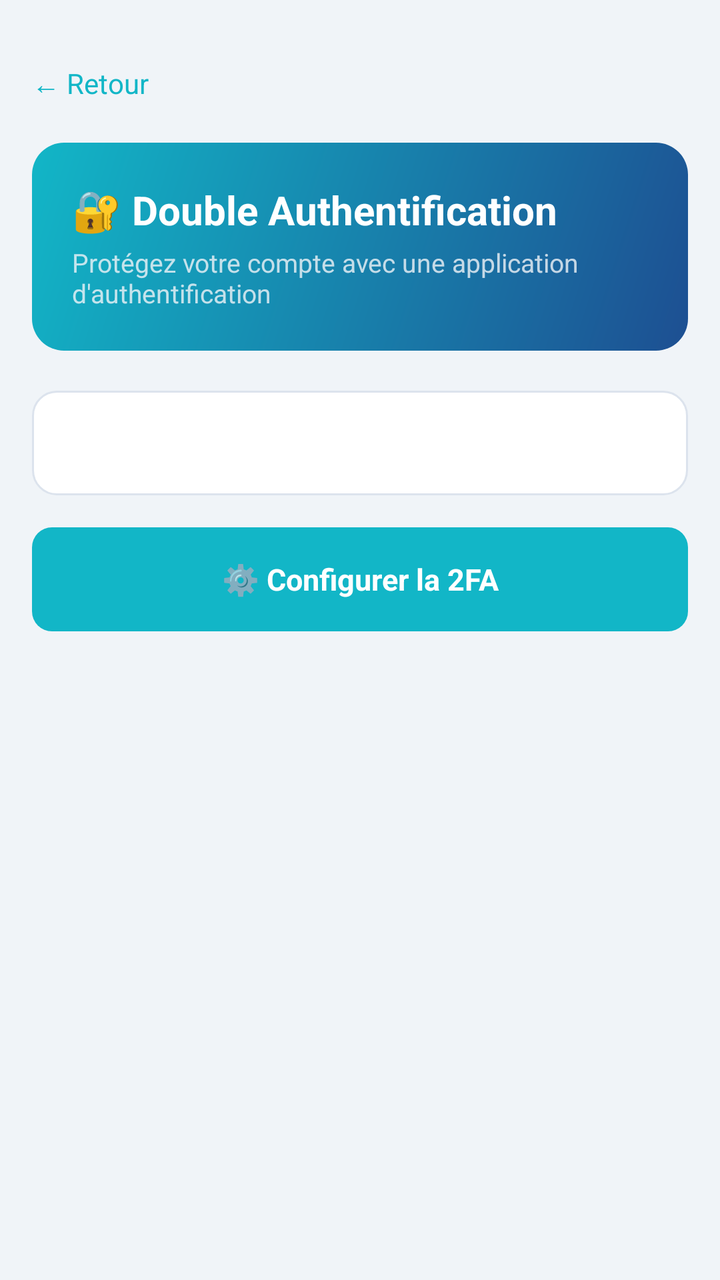
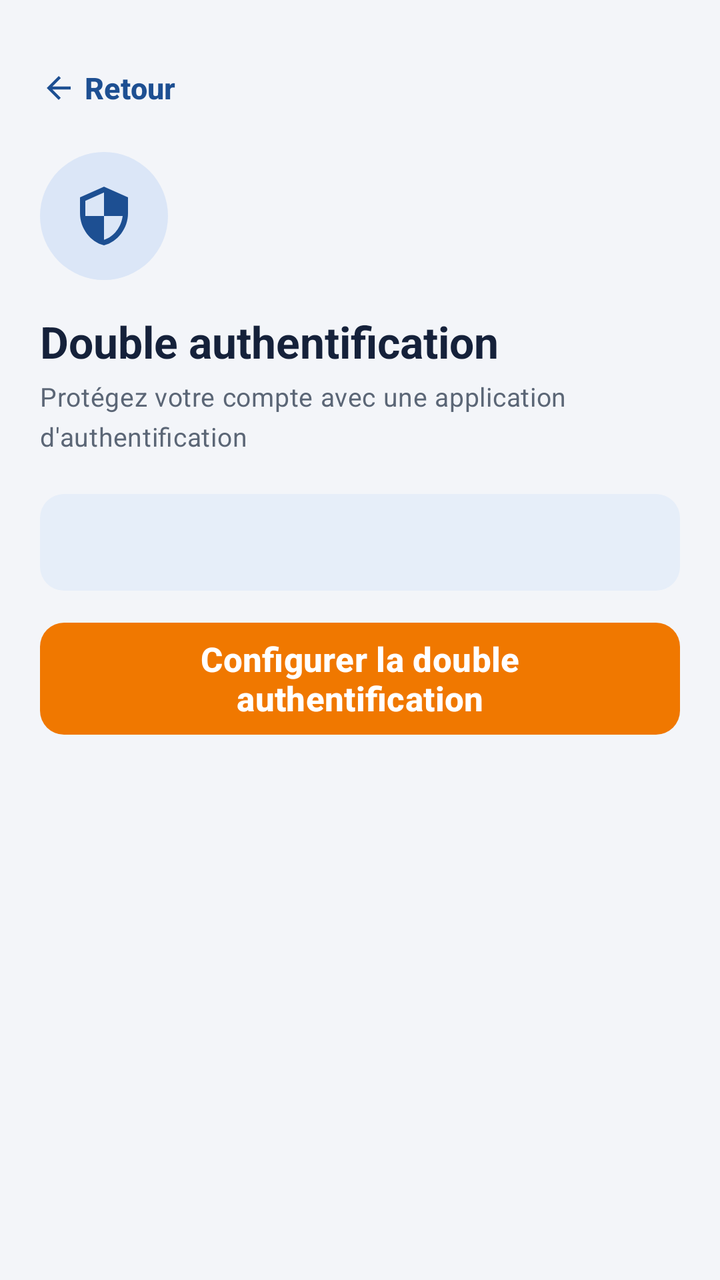

Two renders of the same Android screen: before a commit and after it. Below are the layout's source before the change and the commit's diff.
<!-- AndroidManifest.xml: application theme Theme.CPay -->
<!-- res/layout/activity_2fa.xml -->
<?xml version="1.0" encoding="utf-8"?>
<ScrollView xmlns:android="http://schemas.android.com/apk/res/android"
    android:layout_width="match_parent" android:layout_height="match_parent"
    android:background="@color/bg" android:padding="16dp">
    <LinearLayout android:layout_width="match_parent" android:layout_height="wrap_content"
        android:orientation="vertical">

        <TextView android:id="@+id/tv_back" android:layout_width="wrap_content"
            android:layout_height="wrap_content" android:text="← Retour"
            android:textColor="@color/primary" android:textSize="14sp"
            android:layout_marginTop="16dp" android:layout_marginBottom="20dp"
            android:clickable="true" android:focusable="true"/>

        <LinearLayout android:layout_width="match_parent" android:layout_height="wrap_content"
            android:orientation="vertical" android:background="@drawable/bg_balance_card"
            android:padding="20dp" android:layout_marginBottom="20dp">
            <TextView android:id="@+id/tv_2fa_title" android:layout_width="wrap_content" android:layout_height="wrap_content"
                android:text="🔐 Double Authentification"
                android:textSize="20sp" android:textStyle="bold" android:textColor="#FFFFFF"/>
            <TextView android:id="@+id/tv_2fa_subtitle" android:layout_width="wrap_content" android:layout_height="wrap_content"
                android:text="Protégez votre compte avec une application d'authentification"
                android:textColor="#CCF0F4F8" android:textSize="13sp" android:layout_marginTop="4dp"/>
        </LinearLayout>

        <TextView android:id="@+id/tv_2fa_status" android:layout_width="match_parent"
            android:layout_height="wrap_content" android:textSize="15sp"
            android:background="@drawable/bg_card" android:padding="16dp"
            android:layout_marginBottom="16dp" android:textStyle="bold"/>

        <ProgressBar android:id="@+id/progress_bar" android:layout_width="wrap_content"
            android:layout_height="wrap_content" android:layout_gravity="center"
            android:visibility="gone" android:layout_marginBottom="8dp"/>

        <TextView android:id="@+id/btn_setup_2fa" android:layout_width="match_parent"
            android:layout_height="52dp" android:text="⚙️ Configurer la 2FA"
            android:textColor="#FFFFFF" android:textSize="15sp" android:textStyle="bold"
            android:background="@drawable/bg_btn_primary" android:gravity="center"
            android:layout_marginBottom="16dp" android:clickable="true" android:focusable="true"/>

        <LinearLayout android:id="@+id/layout_setup" android:layout_width="match_parent"
            android:layout_height="wrap_content" android:orientation="vertical"
            android:background="@drawable/bg_card" android:padding="16dp"
            android:layout_marginBottom="12dp" android:visibility="gone" android:gravity="center">
            <TextView android:layout_width="wrap_content" android:layout_height="wrap_content"
                android:text="1. Installez Google Authenticator\n2. Scannez ce QR Code"
                android:textColor="@color/text" android:textSize="14sp"
                android:layout_marginBottom="16dp" android:gravity="center"/>
            <ImageView android:id="@+id/iv_qr_2fa" android:layout_width="200dp"
                android:layout_height="200dp" android:layout_marginBottom="12dp"/>
            <TextView android:id="@+id/tv_secret" android:layout_width="wrap_content"
                android:layout_height="wrap_content" android:textColor="@color/text_secondary"
                android:textSize="12sp" android:fontFamily="monospace"/>
        </LinearLayout>

        <LinearLayout android:id="@+id/layout_verify" android:layout_width="match_parent"
            android:layout_height="wrap_content" android:orientation="vertical"
            android:background="@drawable/bg_card" android:padding="16dp"
            android:visibility="gone">
            <TextView android:id="@+id/tv_verify_label" android:layout_width="wrap_content" android:layout_height="wrap_content"
                android:text="3. Entrez le code à 6 chiffres"
                android:textColor="@color/text" android:textSize="14sp" android:textStyle="bold"
                android:layout_marginBottom="12dp"/>
            <EditText android:id="@+id/et_2fa_code" android:layout_width="match_parent"
                android:layout_height="60dp" android:inputType="numberDecimal"
                android:background="@drawable/bg_input" android:padding="12dp"
                android:textSize="28sp" android:textColor="@color/text" android:gravity="center"
                android:textColorHint="@color/text_secondary" android:hint="000000"
                android:maxLength="6" android:layout_marginBottom="12dp"/>
            <TextView android:id="@+id/btn_verify_2fa" android:layout_width="match_parent"
                android:layout_height="52dp" android:text="✅ Vérifier et activer"
                android:textColor="#FFFFFF" android:textSize="15sp" android:textStyle="bold"
                android:background="@drawable/bg_btn_primary" android:gravity="center"
                android:clickable="true" android:focusable="true"/>
        </LinearLayout>
    </LinearLayout>
</ScrollView>
<!-- resources referenced by this layout -->
<resources>
  <color name="bg">#f0f4f8</color>
  <color name="primary">#12b6c7</color>
  <color name="text">#1e2d3d</color>
  <color name="text_secondary">#5a6677</color>
  <!-- drawable bg_balance_card (drawable) -->
  <?xml version="1.0" encoding="utf-8"?>
  <shape xmlns:android="http://schemas.android.com/apk/res/android">
      <gradient android:startColor="#1d4f92" android:endColor="#12b6c7"
          android:angle="135"/>
      <corners android:radius="16dp"/>
  </shape>
  <!-- drawable bg_btn_primary (drawable) -->
  <?xml version="1.0" encoding="utf-8"?>
  <shape xmlns:android="http://schemas.android.com/apk/res/android">
      <solid android:color="#12b6c7"/>
      <corners android:radius="10dp"/>
  </shape>
  <!-- drawable bg_card (drawable) -->
  <?xml version="1.0" encoding="utf-8"?>
  <shape xmlns:android="http://schemas.android.com/apk/res/android">
      <solid android:color="#FFFFFF"/>
      <corners android:radius="12dp"/>
      <stroke android:width="1dp" android:color="#dce3ed"/>
  </shape>
  <!-- drawable bg_input (drawable) -->
  <?xml version="1.0" encoding="utf-8"?>
  <shape xmlns:android="http://schemas.android.com/apk/res/android">
      <solid android:color="#f0f4f8"/>
      <stroke android:width="1dp" android:color="#dce3ed"/>
      <corners android:radius="8dp"/>
  </shape>
  <style name="Theme.CPay" parent="Theme.MaterialComponents.DayNight.NoActionBar">
          <item name="colorPrimary">@color/primary</item>
          <item name="colorPrimaryVariant">@color/primary_dark</item>
          <item name="colorOnPrimary">@color/white</item>
          <item name="colorSecondary">@color/accent</item>
          <item name="colorOnSecondary">@color/white</item>
          <item name="android:windowBackground">@color/bg</item>
          <item name="android:textColor">@color/text</item>
      </style>
  <color name="primary_dark">#1d4f92</color>
  <color name="white">#FFFFFF</color>
  <color name="accent">#00c896</color>
</resources>

<!-- the commit's change to res/layout/activity_2fa.xml (unified diff, before → after) -->
@@ -1,76 +1,46 @@
 <?xml version="1.0" encoding="utf-8"?>
 <ScrollView xmlns:android="http://schemas.android.com/apk/res/android"
-    android:layout_width="match_parent" android:layout_height="match_parent"
-    android:background="@color/bg" android:padding="16dp">
-    <LinearLayout android:layout_width="match_parent" android:layout_height="wrap_content"
-        android:orientation="vertical">
+    xmlns:app="http://schemas.android.com/apk/res-auto"
+    android:layout_width="match_parent" android:layout_height="match_parent" android:background="@color/surface_dim" android:fillViewport="true">
+    <LinearLayout android:layout_width="match_parent" android:layout_height="wrap_content" android:orientation="vertical" android:padding="20dp">
+        <com.google.android.material.button.MaterialButton android:id="@+id/tv_back" style="@style/Widget.CPay.Button.Text"
+            android:layout_width="wrap_content" android:layout_height="wrap_content" android:text="@string/back" app:icon="@drawable/ic_back" android:layout_marginStart="-12dp"/>
+        <ImageView android:layout_width="64dp" android:layout_height="64dp" android:padding="16dp" android:background="@drawable/bg_circle"
+            android:src="@drawable/ic_shield" app:tint="@color/brand_primary" android:layout_marginTop="8dp" android:contentDescription="@null"/>
+        <TextView android:id="@+id/tv_2fa_title" android:layout_width="wrap_content" android:layout_height="wrap_content" android:text="@string/twofa_title"
+            android:textAppearance="@style/TextAppearance.CPay.Title" android:layout_marginTop="16dp"/>
+        <TextView android:id="@+id/tv_2fa_subtitle" android:layout_width="wrap_content" android:layout_height="wrap_content" android:text="@string/twofa_subtitle"
+            android:textAppearance="@style/TextAppearance.CPay.Secondary" android:layout_marginTop="4dp" android:layout_marginBottom="20dp"/>
 
-        <TextView android:id="@+id/tv_back" android:layout_width="wrap_content"
-            android:layout_height="wrap_content" android:text="← Retour"
-            android:textColor="@color/primary" android:textSize="14sp"
-            android:layout_marginTop="16dp" android:layout_marginBottom="20dp"
-            android:clickable="true" android:focusable="true"/>
+        <TextView android:id="@+id/tv_2fa_status" android:layout_width="match_parent" android:layout_height="wrap_content"
+            android:background="@drawable/bg_banner_info" android:padding="14dp" android:textAppearance="@style/TextAppearance.CPay.Body" android:textStyle="bold" android:layout_marginBottom="16dp"/>
+        <ProgressBar android:id="@+id/progress_bar" android:layout_width="wrap_content" android:layout_height="wrap_content" android:layout_gravity="center" android:visibility="gone" android:layout_marginBottom="8dp"/>
+        <com.google.android.material.button.MaterialButton android:id="@+id/btn_setup_2fa" style="@style/Widget.CPay.Button.Primary"
+            android:layout_width="match_parent" android:layout_height="wrap_content" android:text="@string/twofa_setup_button" android:layout_marginBottom="16dp"/>
 
-        <LinearLayout android:layout_width="match_parent" android:layout_height="wrap_content"
-            android:orientation="vertical" android:background="@drawable/bg_balance_card"
-            android:padding="20dp" android:layout_marginBottom="20dp">
-            <TextView android:id="@+id/tv_2fa_title" android:layout_width="wrap_content" android:layout_height="wrap_content"
-                android:text="🔐 Double Authentification"
-                android:textSize="20sp" android:textStyle="bold" android:textColor="#FFFFFF"/>
-            <TextView android:id="@+id/tv_2fa_subtitle" android:layout_width="wrap_content" android:layout_height="wrap_content"
-                android:text="Protégez votre compte avec une application d'authentification"
-                android:textColor="#CCF0F4F8" android:textSize="13sp" android:layout_marginTop="4dp"/>
-        </LinearLayout>
+        <com.google.android.material.card.MaterialCardView android:layout_width="match_parent" android:layout_height="wrap_content">
+            <LinearLayout android:id="@+id/layout_setup" android:layout_width="match_parent" android:layout_height="wrap_content" android:orientation="vertical"
+                android:padding="16dp" android:visibility="gone" android:gravity="center">
+                <TextView android:layout_width="match_parent" android:layout_height="wrap_content" android:text="@string/twofa_setup_steps"
+                    android:textAppearance="@style/TextAppearance.CPay.Body" android:layout_marginBottom="16dp" android:lineSpacingExtra="3dp"/>
+                <ImageView android:id="@+id/iv_qr_2fa" android:layout_width="220dp" android:layout_height="220dp" android:background="@drawable/bg_qr_frame"
+                    android:padding="10dp" android:layout_marginBottom="12dp" android:contentDescription="@string/cd_qr"/>
+                <TextView android:id="@+id/tv_secret" android:layout_width="wrap_content" android:layout_height="wrap_content"
+                    android:textAppearance="@style/TextAppearance.CPay.Secondary" android:fontFamily="monospace" android:textIsSelectable="true"/>
+            </LinearLayout>
+        </com.google.android.material.card.MaterialCardView>
 
-        <TextView android:id="@+id/tv_2fa_status" android:layout_width="match_parent"
-            android:layout_height="wrap_content" android:textSize="15sp"
-            android:background="@drawable/bg_card" android:padding="16dp"
-            android:layout_marginBottom="16dp" android:textStyle="bold"/>
-
-        <ProgressBar android:id="@+id/progress_bar" android:layout_width="wrap_content"
-            android:layout_height="wrap_content" android:layout_gravity="center"
-            android:visibility="gone" android:layout_marginBottom="8dp"/>
-
-        <TextView android:id="@+id/btn_setup_2fa" android:layout_width="match_parent"
-            android:layout_height="52dp" android:text="⚙️ Configurer la 2FA"
-            android:textColor="#FFFFFF" android:textSize="15sp" android:textStyle="bold"
-            android:background="@drawable/bg_btn_primary" android:gravity="center"
-            android:layout_marginBottom="16dp" android:clickable="true" android:focusable="true"/>
-
-        <LinearLayout android:id="@+id/layout_setup" android:layout_width="match_parent"
-            android:layout_height="wrap_content" android:orientation="vertical"
-            android:background="@drawable/bg_card" android:padding="16dp"
-            android:layout_marginBottom="12dp" android:visibility="gone" android:gravity="center">
-            <TextView android:layout_width="wrap_content" android:layout_height="wrap_content"
-                android:text="1. Installez Google Authenticator\n2. Scannez ce QR Code"
-                android:textColor="@color/text" android:textSize="14sp"
-                android:layout_marginBottom="16dp" android:gravity="center"/>
-            <ImageView android:id="@+id/iv_qr_2fa" android:layout_width="200dp"
-                android:layout_height="200dp" android:layout_marginBottom="12dp"/>
-            <TextView android:id="@+id/tv_secret" android:layout_width="wrap_content"
-                android:layout_height="wrap_content" android:textColor="@color/text_secondary"
-                android:textSize="12sp" android:fontFamily="monospace"/>
-        </LinearLayout>
-
-        <LinearLayout android:id="@+id/layout_verify" android:layout_width="match_parent"
-            android:layout_height="wrap_content" android:orientation="vertical"
-            android:background="@drawable/bg_card" android:padding="16dp"
-            android:visibility="gone">
-            <TextView android:id="@+id/tv_verify_label" android:layout_width="wrap_content" android:layout_height="wrap_content"
-                android:text="3. Entrez le code à 6 chiffres"
-                android:textColor="@color/text" android:textSize="14sp" android:textStyle="bold"
-                android:layout_marginBottom="12dp"/>
-            <EditText android:id="@+id/et_2fa_code" android:layout_width="match_parent"
-                android:layout_height="60dp" android:inputType="numberDecimal"
-                android:background="@drawable/bg_input" android:padding="12dp"
-                android:textSize="28sp" android:textColor="@color/text" android:gravity="center"
-                android:textColorHint="@color/text_secondary" android:hint="000000"
-                android:maxLength="6" android:layout_marginBottom="12dp"/>
-            <TextView android:id="@+id/btn_verify_2fa" android:layout_width="match_parent"
-                android:layout_height="52dp" android:text="✅ Vérifier et activer"
-                android:textColor="#FFFFFF" android:textSize="15sp" android:textStyle="bold"
-                android:background="@drawable/bg_btn_primary" android:gravity="center"
-                android:clickable="true" android:focusable="true"/>
-        </LinearLayout>
+        <com.google.android.material.card.MaterialCardView android:layout_width="match_parent" android:layout_height="wrap_content" android:layout_marginTop="12dp">
+            <LinearLayout android:id="@+id/layout_verify" android:layout_width="match_parent" android:layout_height="wrap_content" android:orientation="vertical" android:padding="16dp" android:visibility="gone">
+                <TextView android:id="@+id/tv_verify_label" android:layout_width="wrap_content" android:layout_height="wrap_content" android:text="@string/twofa_verify_label"
+                    android:textAppearance="@style/TextAppearance.CPay.Label" android:layout_marginBottom="12dp"/>
+                <EditText android:id="@+id/et_2fa_code" android:layout_width="match_parent" android:layout_height="68dp" android:inputType="number"
+                    android:background="@drawable/bg_input" android:padding="12dp" android:textSize="30sp" android:textStyle="bold" android:letterSpacing="0.35"
+                    android:textColor="@color/brand_navy" android:gravity="center" android:textColorHint="@color/on_surface_disabled" android:hint="000000"
+                    android:maxLength="6" android:layout_marginBottom="12dp" android:importantForAutofill="no"/>
+                <com.google.android.material.button.MaterialButton android:id="@+id/btn_verify_2fa" style="@style/Widget.CPay.Button.Primary"
+                    android:layout_width="match_parent" android:layout_height="wrap_content" android:text="@string/twofa_verify_button"/>
+            </LinearLayout>
+        </com.google.android.material.card.MaterialCardView>
     </LinearLayout>
 </ScrollView>
<!-- resource entries referenced after the edit -->
@@ -1,47 +1,227 @@
 <!-- resources referenced by this layout -->
 <resources>
-  <color name="bg">#f0f4f8</color>
-  <color name="primary">#12b6c7</color>
-  <color name="text">#1e2d3d</color>
-  <color name="text_secondary">#5a6677</color>
-  <!-- drawable bg_balance_card (drawable) -->
+  <color name="brand_navy">#12306e</color>
+  <color name="brand_primary">#1d4f92</color>
+  <color name="on_surface_disabled">#9aa5b5</color>
+  <color name="surface_dim">#f3f5f9</color>
+  <!-- drawable bg_banner_info (drawable) -->
   <?xml version="1.0" encoding="utf-8"?>
   <shape xmlns:android="http://schemas.android.com/apk/res/android">
-      <gradient android:startColor="#1d4f92" android:endColor="#12b6c7"
-          android:angle="135"/>
-      <corners android:radius="16dp"/>
-  </shape>
-  <!-- drawable bg_btn_primary (drawable) -->
+      <solid android:color="@color/info_container"/>
+      <corners android:radius="12dp"/>
+  </shape>
+  <!-- drawable bg_circle (drawable) -->
+  <?xml version="1.0" encoding="utf-8"?>
+  <shape xmlns:android="http://schemas.android.com/apk/res/android" android:shape="oval">
+      <solid android:color="@color/primary_container"/>
+  </shape>
+  <!-- drawable bg_input (drawable) -->
   <?xml version="1.0" encoding="utf-8"?>
   <shape xmlns:android="http://schemas.android.com/apk/res/android">
-      <solid android:color="#12b6c7"/>
-      <corners android:radius="10dp"/>
-  </shape>
-  <!-- drawable bg_card (drawable) -->
+      <solid android:color="@color/surface_dim"/>
+      <stroke android:width="1dp" android:color="@color/outline"/>
+      <corners android:radius="12dp"/>
+  </shape>
+  <!-- drawable bg_qr_frame (drawable) -->
   <?xml version="1.0" encoding="utf-8"?>
   <shape xmlns:android="http://schemas.android.com/apk/res/android">
-      <solid android:color="#FFFFFF"/>
-      <corners android:radius="12dp"/>
-      <stroke android:width="1dp" android:color="#dce3ed"/>
-  </shape>
-  <!-- drawable bg_input (drawable) -->
-  <?xml version="1.0" encoding="utf-8"?>
-  <shape xmlns:android="http://schemas.android.com/apk/res/android">
-      <solid android:color="#f0f4f8"/>
-      <stroke android:width="1dp" android:color="#dce3ed"/>
-      <corners android:radius="8dp"/>
-  </shape>
-  <style name="Theme.CPay" parent="Theme.MaterialComponents.DayNight.NoActionBar">
-          <item name="colorPrimary">@color/primary</item>
-          <item name="colorPrimaryVariant">@color/primary_dark</item>
+      <solid android:color="@color/white"/>
+      <stroke android:width="2dp" android:color="@color/outline"/>
+      <corners android:radius="20dp"/>
+  </shape>
+  <!-- drawable ic_back (drawable) -->
+  <?xml version="1.0" encoding="utf-8"?>
+  <vector xmlns:android="http://schemas.android.com/apk/res/android"
+      android:width="24dp" android:height="24dp" android:viewportWidth="24" android:viewportHeight="24"
+      android:tint="?attr/colorControlNormal">
+      <path android:fillColor="@android:color/white" android:pathData="M20,11H7.83l5.59,-5.59L12,4l-8,8 8,8 1.41,-1.41L7.83,13H20v-2z"/>
+  </vector>
+  <!-- drawable ic_shield (drawable) -->
+  <?xml version="1.0" encoding="utf-8"?>
+  <vector xmlns:android="http://schemas.android.com/apk/res/android"
+      android:width="24dp" android:height="24dp" android:viewportWidth="24" android:viewportHeight="24"
+      android:tint="?attr/colorControlNormal">
+      <path android:fillColor="@android:color/white" android:pathData="M12,1L3,5v6c0,5.55 3.84,10.74 9,12 5.16,-1.26 9,-6.45 9,-12V5l-9,-4zM12,11.99h7c-0.53,4.12 -3.28,7.79 -7,8.94V12H5V6.3l7,-3.11v8.8z"/>
+  </vector>
+  <string name="back">Retour</string>
+  <string name="cd_qr">Code QR du lien de paiement</string>
+  <string name="twofa_setup_button">Configurer la double authentification</string>
+  <string name="twofa_setup_steps">1. Installez une application d\'authentification (Google Authenticator, Authy…)\n2. Scannez ce code QR</string>
+  <string name="twofa_subtitle">Protégez votre compte avec une application d\'authentification</string>
+  <string name="twofa_title">Double authentification</string>
+  <string name="twofa_verify_button">Vérifier et activer</string>
+  <string name="twofa_verify_label">3. Saisissez le code à 6 chiffres</string>
+  <style name="TextAppearance.CPay.Body" parent="TextAppearance.Material3.BodyLarge">
+          <item name="android:textSize">15sp</item>
+          <item name="android:textColor">@color/on_surface</item>
+      </style>
+  <style name="TextAppearance.CPay.Label" parent="TextAppearance.Material3.LabelLarge">
+          <item name="android:textSize">13sp</item>
+          <item name="android:textStyle">bold</item>
+          <item name="android:textColor">@color/on_surface_variant</item>
+      </style>
+  <style name="TextAppearance.CPay.Secondary" parent="TextAppearance.Material3.BodyMedium">
+          <item name="android:textSize">13sp</item>
+          <item name="android:textColor">@color/on_surface_variant</item>
+      </style>
+  <style name="TextAppearance.CPay.Title" parent="TextAppearance.Material3.TitleLarge">
+          <item name="android:textSize">22sp</item>
+          <item name="android:textStyle">bold</item>
+          <item name="android:textColor">@color/on_surface</item>
+      </style>
+  <style name="Widget.CPay.Button.Primary" parent="Widget.CPay.Button">
+          <item name="android:minHeight">56dp</item>
+          <item name="android:textSize">17sp</item>
+      </style>
+  <style name="Widget.CPay.Button.Text" parent="Widget.Material3.Button.TextButton">
+          <item name="android:minHeight">48dp</item>
+          <item name="android:textSize">15sp</item>
+          <item name="android:textStyle">bold</item>
+          <item name="android:textAllCaps">false</item>
+          <item name="android:textColor">@color/brand_primary</item>
+          <item name="iconTint">@color/brand_primary</item>
+      </style>
+  <style name="Theme.CPay" parent="Theme.Material3.Light.NoActionBar">
+          <item name="colorPrimary">@color/brand_primary</item>
           <item name="colorOnPrimary">@color/white</item>
-          <item name="colorSecondary">@color/accent</item>
+          <item name="colorPrimaryContainer">@color/primary_container</item>
+          <item name="colorOnPrimaryContainer">@color/on_primary_container</item>
+          <item name="colorSecondary">@color/brand_accent</item>
           <item name="colorOnSecondary">@color/white</item>
-          <item name="android:windowBackground">@color/bg</item>
-          <item name="android:textColor">@color/text</item>
-      </style>
-  <color name="primary_dark">#1d4f92</color>
-  <color name="white">#FFFFFF</color>
-  <color name="accent">#00c896</color>
+          <item name="colorSecondaryContainer">@color/accent_container</item>
+          <item name="colorOnSecondaryContainer">@color/on_accent_container</item>
+          <item name="colorTertiary">@color/brand_cyan</item>
+          <item name="colorOnTertiary">@color/white</item>
+          <item name="colorTertiaryContainer">@color/cyan_container</item>
+          <item name="colorOnTertiaryContainer">@color/on_cyan_container</item>
+          <item name="colorError">@color/error_main</item>
+          <item name="colorOnError">@color/white</item>
+          <item name="colorErrorContainer">@color/error_container</item>
+          <item name="colorOnErrorContainer">@color/error_main</item>
+          <item name="colorSurface">@color/surface</item>
+          <item name="colorOnSurface">@color/on_surface</item>
+          <item name="colorSurfaceVariant">@color/surface_variant</item>
+          <item name="colorOnSurfaceVariant">@color/on_surface_variant</item>
+          <item name="colorOutline">@color/outline</item>
+          <item name="colorOutlineVariant">@color/outline</item>
+          <item name="colorSurfaceContainer">@color/surface</item>
+          <item name="colorSurfaceContainerLow">@color/surface_dim</item>
+          <item name="colorSurfaceContainerHigh">@color/surface_variant</item>
+          <item name="android:colorBackground">@color/surface_dim</item>
+          <item name="android:windowBackground">@color/surface_dim</item>
+          <item name="android:statusBarColor">@color/surface_dim</item>
+          <item name="android:windowLightStatusBar">true</item>
+          <item name="android:navigationBarColor">@color/surface</item>
+  
+          <item name="shapeAppearanceSmallComponent">@style/ShapeAppearance.CPay.Small</item>
+          <item name="shapeAppearanceMediumComponent">@style/ShapeAppearance.CPay.Medium</item>
+          <item name="shapeAppearanceLargeComponent">@style/ShapeAppearance.CPay.Large</item>
+          <item name="shapeAppearanceCornerSmall">@style/ShapeAppearance.CPay.Small</item>
+          <item name="shapeAppearanceCornerMedium">@style/ShapeAppearance.CPay.Medium</item>
+          <item name="shapeAppearanceCornerLarge">@style/ShapeAppearance.CPay.Large</item>
+  
+          <item name="materialButtonStyle">@style/Widget.CPay.Button</item>
+          <item name="materialCardViewStyle">@style/Widget.CPay.Card</item>
+          <item name="textInputStyle">@style/Widget.CPay.TextInputLayout</item>
+          <item name="chipStyle">@style/Widget.CPay.Chip</item>
+          <item name="bottomSheetDialogTheme">@style/ThemeOverlay.CPay.BottomSheet</item>
+          <item name="bottomNavigationStyle">@style/Widget.CPay.BottomNavigation</item>
+      </style>
+  <color name="info_container">#e6eef9</color>
+  <color name="primary_container">#dbe6f7</color>
+  <color name="outline">#d9e0ea</color>
+  <color name="white">#ffffff</color>
+  <color name="on_surface">#15213a</color>
+  <color name="on_surface_variant">#5b6676</color>
+  <style name="Widget.CPay.Button" parent="Widget.Material3.Button">
+          <item name="android:minHeight">52dp</item>
+          <item name="android:textSize">16sp</item>
+          <item name="android:textStyle">bold</item>
+          <item name="android:textAllCaps">false</item>
+          <item name="backgroundTint">@color/btn_primary_bg</item>
+          <item name="android:textColor">@color/white</item>
+          <item name="iconTint">@color/white</item>
+          <item name="shapeAppearance">@style/ShapeAppearance.CPay.Medium</item>
+          <item name="android:insetTop">0dp</item>
+          <item name="android:insetBottom">0dp</item>
+      </style>
+  <color name="on_primary_container">#0b1f45</color>
+  <color name="brand_accent">#f07800</color>
+  <color name="accent_container">#ffe6cc</color>
+  <color name="on_accent_container">#4a2400</color>
+  <color name="brand_cyan">#00b4c8</color>
+  <color name="cyan_container">#d4f4f8</color>
+  <color name="on_cyan_container">#003c44</color>
+  <color name="error_main">#c0392b</color>
+  <color name="error_container">#fde8e6</color>
+  <color name="surface">#ffffff</color>
+  <color name="surface_variant">#eef2f8</color>
+  <style name="ShapeAppearance.CPay.Small" parent="ShapeAppearance.Material3.Corner.Small">
+          <item name="cornerFamily">rounded</item>
+          <item name="cornerSize">12dp</item>
+      </style>
+  <style name="ShapeAppearance.CPay.Medium" parent="ShapeAppearance.Material3.Corner.Medium">
+          <item name="cornerFamily">rounded</item>
+          <item name="cornerSize">12dp</item>
+      </style>
+  <style name="ShapeAppearance.CPay.Large" parent="ShapeAppearance.Material3.Corner.Large">
+          <item name="cornerFamily">rounded</item>
+          <item name="cornerSize">20dp</item>
+      </style>
+  <style name="Widget.CPay.Card" parent="Widget.Material3.CardView.Elevated">
+          <item name="cardBackgroundColor">@color/surface</item>
+          <item name="cardElevation">0dp</item>
+          <item name="strokeColor">@color/outline</item>
+          <item name="strokeWidth">1dp</item>
+          <item name="cardCornerRadius">16dp</item>
+          <item name="contentPadding">0dp</item>
+      </style>
+  <style name="Widget.CPay.TextInputLayout" parent="Widget.Material3.TextInputLayout.OutlinedBox">
+          <item name="boxCornerRadiusTopStart">12dp</item>
+          <item name="boxCornerRadiusTopEnd">12dp</item>
+          <item name="boxCornerRadiusBottomStart">12dp</item>
+          <item name="boxCornerRadiusBottomEnd">12dp</item>
+          <item name="boxStrokeColor">@color/text_input_stroke</item>
+          <item name="boxStrokeWidth">1.5dp</item>
+          <item name="hintTextColor">@color/brand_primary</item>
+          <item name="errorTextColor">@color/error_main</item>
+      </style>
+  <style name="Widget.CPay.Chip" parent="Widget.Material3.Chip.Filter">
+          <item name="chipBackgroundColor">@color/chip_bg</item>
+          <item name="android:textColor">@color/chip_text</item>
+          <item name="chipStrokeColor">@color/chip_stroke</item>
+          <item name="chipStrokeWidth">1dp</item>
+          <item name="chipMinHeight">40dp</item>
+          <item name="checkedIconVisible">false</item>
+          <item name="android:textSize">14sp</item>
+          <item name="ensureMinTouchTargetSize">true</item>
+      </style>
+  <style name="ThemeOverlay.CPay.BottomSheet" parent="ThemeOverlay.Material3.BottomSheetDialog">
+          <item name="bottomSheetStyle">@style/Widget.CPay.BottomSheet</item>
+      </style>
+  <style name="Widget.CPay.BottomNavigation" parent="Widget.Material3.BottomNavigationView">
+          <item name="itemIconTint">@color/nav_color</item>
+          <item name="itemTextColor">@color/nav_color</item>
+          <item name="itemActiveIndicatorStyle">@style/Widget.CPay.BottomNavigation.Indicator</item>
+          <item name="android:background">@color/surface</item>
+          <item name="labelVisibilityMode">labeled</item>
+          <item name="itemPaddingTop">8dp</item>
+          <item name="itemPaddingBottom">8dp</item>
+      </style>
+  <style name="Widget.CPay.BottomSheet" parent="Widget.Material3.BottomSheet.Modal">
+          <item name="shapeAppearance">@style/ShapeAppearance.CPay.Sheet</item>
+          <item name="backgroundTint">@color/surface</item>
+          <item name="android:paddingTop">8dp</item>
+      </style>
+  <style name="Widget.CPay.BottomNavigation.Indicator" parent="Widget.Material3.BottomNavigationView.ActiveIndicator">
+          <item name="android:color">@color/accent_container</item>
+      </style>
+  <style name="ShapeAppearance.CPay.Sheet" parent="ShapeAppearance.Material3.Corner.ExtraLarge">
+          <item name="cornerFamily">rounded</item>
+          <item name="cornerSizeTopLeft">24dp</item>
+          <item name="cornerSizeTopRight">24dp</item>
+          <item name="cornerSizeBottomLeft">0dp</item>
+          <item name="cornerSizeBottomRight">0dp</item>
+      </style>
 </resources>
 
